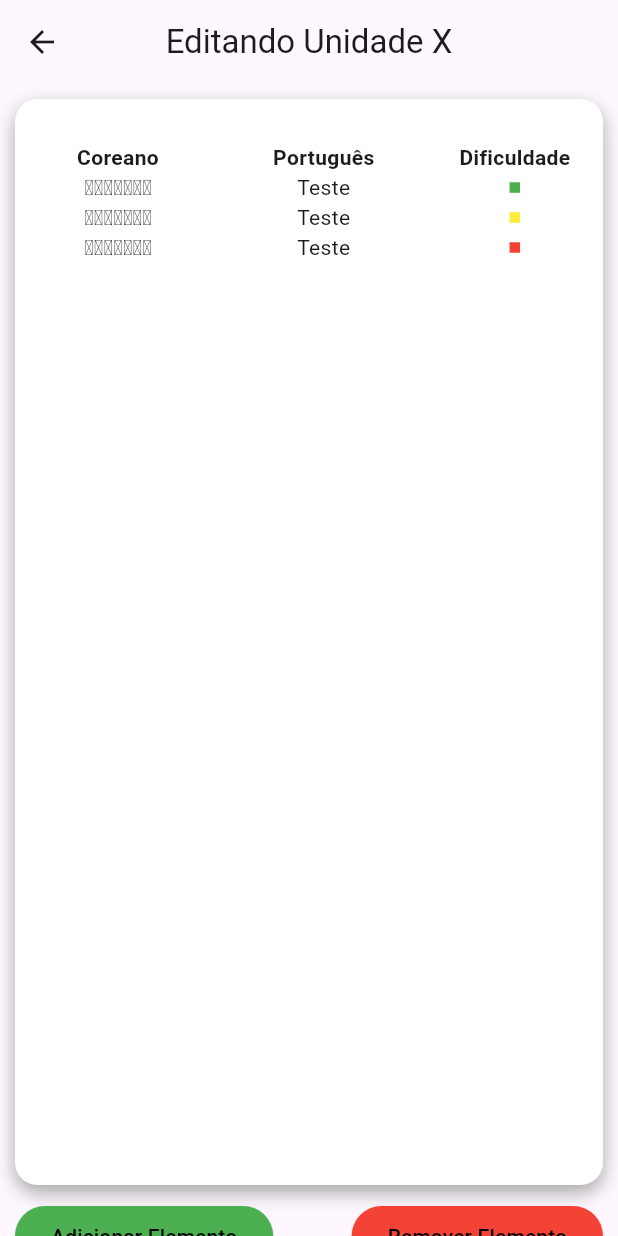
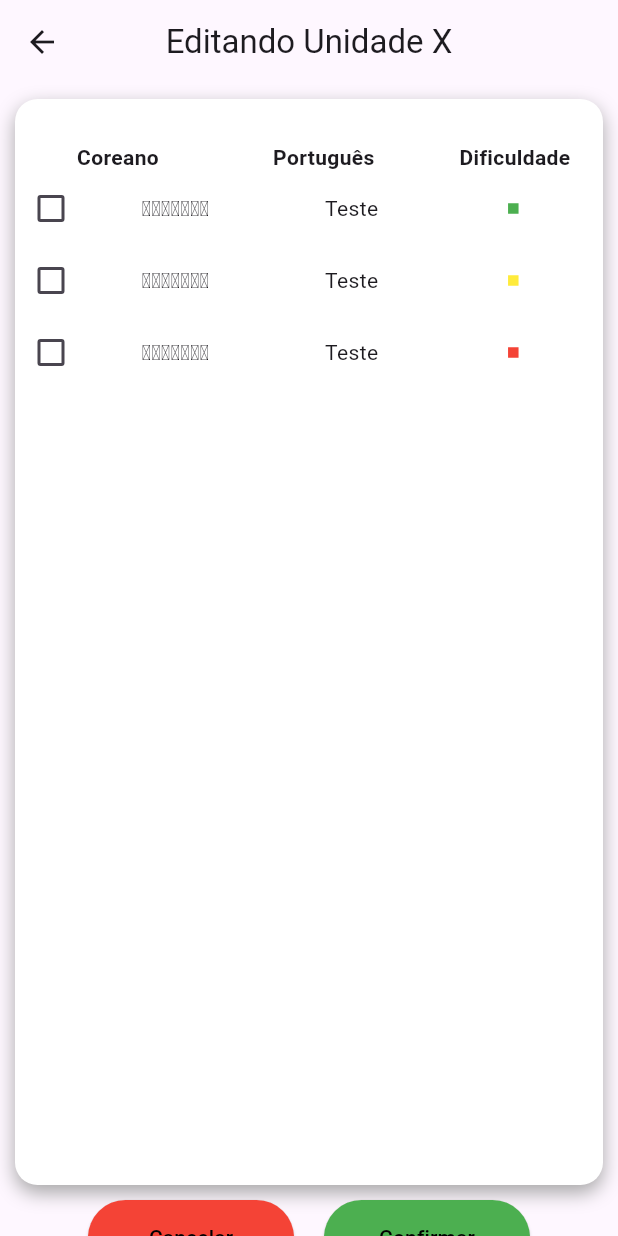
Before and after one commit to Christian-Velani/Aplicativo-para-estudo-pessoal, a Flutter app: the EditarUnidadePage screen opened directly with empty values, after a tap on "Remover Elemento", on a phone screen of 412 x 824 dp. Run offline on Flutter 3.47's test engine with Material 3 defaults, Android fonts, the phone set to English and light mode, and no system bars.

Commit message:
Tela de Remoção criada

```diff
--- a/lib/edicao_unidade.dart
+++ b/lib/edicao_unidade.dart
@@ -96,7 +96,7 @@ class _EditarUnidadePageState extends State<EditarUnidadePage> {
         child: Column(
           children: [
             ContainerGrande(mediaQueryData.size.height - 100,
-                mediaQueryData.size.width, tipo, false),
+                mediaQueryData.size.width, tipo, false, false),
             Row(
               children: [
                 Container(
@@ -118,7 +118,10 @@ class _EditarUnidadePageState extends State<EditarUnidadePage> {
                 Container(
                   margin: const EdgeInsets.only(right: 10),
                   child: ElevatedButton(
-                    onPressed: () {},
+                    onPressed: () {
+                      Navigator.of(context).pushNamed("/ExcluirItens",
+                          arguments: {"tipo": tipo});
+                    },
                     style: ElevatedButton.styleFrom(
                       backgroundColor: Colors.red,
                     ),
--- /dev/null
+++ b/lib/exclusao_itens.dart
@@ -0,0 +1,76 @@
+import 'package:flutter/material.dart';
+import 'meus_widgets.dart';
+
+class ExclusaoItensPage extends StatefulWidget {
+  const ExclusaoItensPage({super.key});
+
+  @override
+  State<ExclusaoItensPage> createState() => _ExclusaoItensPageState();
+}
+
+class _ExclusaoItensPageState extends State<ExclusaoItensPage> {
+  @override
+  Widget build(BuildContext context) {
+    final mediaQueryData = MediaQuery.of(context);
+    late String tipo;
+    final args =
+        ModalRoute.of(context)?.settings.arguments as Map<String, dynamic>;
+    if (args.containsKey('tipo')) {
+      tipo = args['tipo'] as String;
+    }
+    return Scaffold(
+      appBar: AppBar(
+        centerTitle: true,
+        title: const Text("Editando Unidade X"),
+        backgroundColor: Colors.transparent,
+      ),
+      body: SingleChildScrollView(
+        child: Column(
+          children: [
+            ContainerGrande(mediaQueryData.size.height - 100,
+                mediaQueryData.size.width, tipo, false, true),
+            Row(
+              mainAxisAlignment: MainAxisAlignment.center,
+              children: [
+                Container(
+                  margin: const EdgeInsets.only(right: 10),
+                  child: ElevatedButton(
+                    onPressed: () {
+                      Navigator.of(context).pop();
+                    },
+                    style: ElevatedButton.styleFrom(
+                      fixedSize: Size(mediaQueryData.size.width / 3, 50),
+                      backgroundColor: Colors.red,
+                    ),
+                    child: const Text(
+                      "Cancelar",
+                      style: TextStyle(
+                        color: Colors.black,
+                      ),
+                    ),
+                  ),
+                ),
+                Container(
+                  margin: const EdgeInsets.only(left: 10),
+                  child: ElevatedButton(
+                    onPressed: () {},
+                    style: ElevatedButton.styleFrom(
+                      fixedSize: Size(mediaQueryData.size.width / 3, 50),
+                      backgroundColor: Colors.green,
+                    ),
+                    child: const Text(
+                      "Confirmar",
+                      style: TextStyle(
+                        color: Colors.black,
+                      ),
+                    ),
+                  ),
+                ),
+              ],
+            ),
+          ],
+        ),
+      ),
+    );
+  }
+}
--- a/lib/main.dart
+++ b/lib/main.dart
@@ -1,5 +1,6 @@
 import 'package:flutter/material.dart';
 import 'package:study_korean/edicao_unidade.dart';
+import 'package:study_korean/exclusao_itens.dart';
 import 'unidade.dart';
 
 import 'initial_page.dart';
@@ -18,7 +19,8 @@ class StudyKoreanAPP extends StatelessWidget {
       routes: {
         "/TelaInicial": (context) => const TelaInicial(),
         "/Unidade": (context) => const UnidadePage(),
-        "/EditarUnidade": (context) => const EditarUnidadePage()
+        "/EditarUnidade": (context) => const EditarUnidadePage(),
+        "/ExcluirItens": (context) => const ExclusaoItensPage(),
       },
     );
   }
--- a/lib/meus_widgets.dart
+++ b/lib/meus_widgets.dart
@@ -45,9 +45,10 @@ class ContainerGrande extends StatelessWidget {
   double comprimentoAparelho;
   String titulo;
   bool interativo;
+  bool modoExclusao;
 
   ContainerGrande(this.comprimentoAparelho, this.larguraAparelho, this.titulo,
-      this.interativo,
+      this.interativo, this.modoExclusao,
       {super.key});
 
   @override
@@ -192,13 +193,27 @@ class ContainerGrande extends StatelessWidget {
                   SizedBox(
                     width: (larguraAparelho - 20),
                     height: (comprimentoAparelho - 100) / 2,
-                    child: ListView(
-                      children: [
-                        Linha("ㅁㅇㄴㄻㄴㅇㄹ", "Teste", "facil", larguraAparelho),
-                        Linha("ㅁㅇㄴㄻㄴㅇㄹ", "Teste", "medio", larguraAparelho),
-                        Linha("ㅁㅇㄴㄻㄴㅇㄹ", "Teste", "dificil", larguraAparelho)
-                      ],
-                    ),
+                    child: modoExclusao
+                        ? ListView(
+                            children: [
+                              CheckBoxLinha(
+                                  "ㅁㅇㄴㄻㄴㅇㄹ", "Teste", "facil", larguraAparelho),
+                              CheckBoxLinha(
+                                  "ㅁㅇㄴㄻㄴㅇㄹ", "Teste", "medio", larguraAparelho),
+                              CheckBoxLinha("ㅁㅇㄴㄻㄴㅇㄹ", "Teste", "dificil",
+                                  larguraAparelho)
+                            ],
+                          )
+                        : ListView(
+                            children: [
+                              Linha(
+                                  "ㅁㅇㄴㄻㄴㅇㄹ", "Teste", "facil", larguraAparelho),
+                              Linha(
+                                  "ㅁㅇㄴㄻㄴㅇㄹ", "Teste", "medio", larguraAparelho),
+                              Linha("ㅁㅇㄴㄻㄴㅇㄹ", "Teste", "dificil",
+                                  larguraAparelho)
+                            ],
+                          ),
                   )
                 ],
               ),
@@ -245,3 +260,57 @@ class Linha extends StatelessWidget {
     );
   }
 }
+
+class CheckBoxLinha extends StatefulWidget {
+  String coreano;
+  String portugues;
+  String dificuldade;
+  double larguraAparelho;
+
+  CheckBoxLinha(
+      this.coreano, this.portugues, this.dificuldade, this.larguraAparelho,
+      {super.key});
+
+  @override
+  State<CheckBoxLinha> createState() => _CheckBoxLinhaState();
+}
+
+class _CheckBoxLinhaState extends State<CheckBoxLinha> {
+  bool estado = false;
+  @override
+  Widget build(BuildContext context) {
+    return Row(
+      children: [
+        Checkbox(
+            value: estado,
+            onChanged: (value) {
+              setState(() {
+                estado == false ? estado = true : estado = false;
+                value = estado;
+              });
+            }),
+        SizedBox(
+            width: (widget.larguraAparelho - 20) * 0.30,
+            child: Center(child: Text(widget.coreano))),
+        SizedBox(
+            width: (widget.larguraAparelho - 20) * 0.30,
+            child: Center(child: Text(widget.portugues))),
+        Container(
+          width: (widget.larguraAparelho - 20) * 0.25,
+          alignment: Alignment.center,
+          child: Center(
+            child: Container(
+              width: 7,
+              height: 7,
+              color: widget.dificuldade == "facil"
+                  ? Colors.green
+                  : widget.dificuldade == "medio"
+                      ? Colors.yellow
+                      : Colors.red,
+            ),
+          ),
+        )
+      ],
+    );
+  }
+}
--- a/lib/unidade.dart
+++ b/lib/unidade.dart
@@ -21,13 +21,10 @@ class UnidadePage extends StatelessWidget {
               mediaQueryData.size.width,
               "Palavras",
               true,
+              false,
             ),
-            ContainerGrande(
-              mediaQueryData.size.height,
-              mediaQueryData.size.width,
-              "Frases",
-              true,
-            ),
+            ContainerGrande(mediaQueryData.size.height / 2,
+                mediaQueryData.size.width, "Frases", true, false),
             ElevatedButton(
               onPressed: () {},
               style: ElevatedButton.styleFrom(
```
Also changed, not shown: 1 other file.
